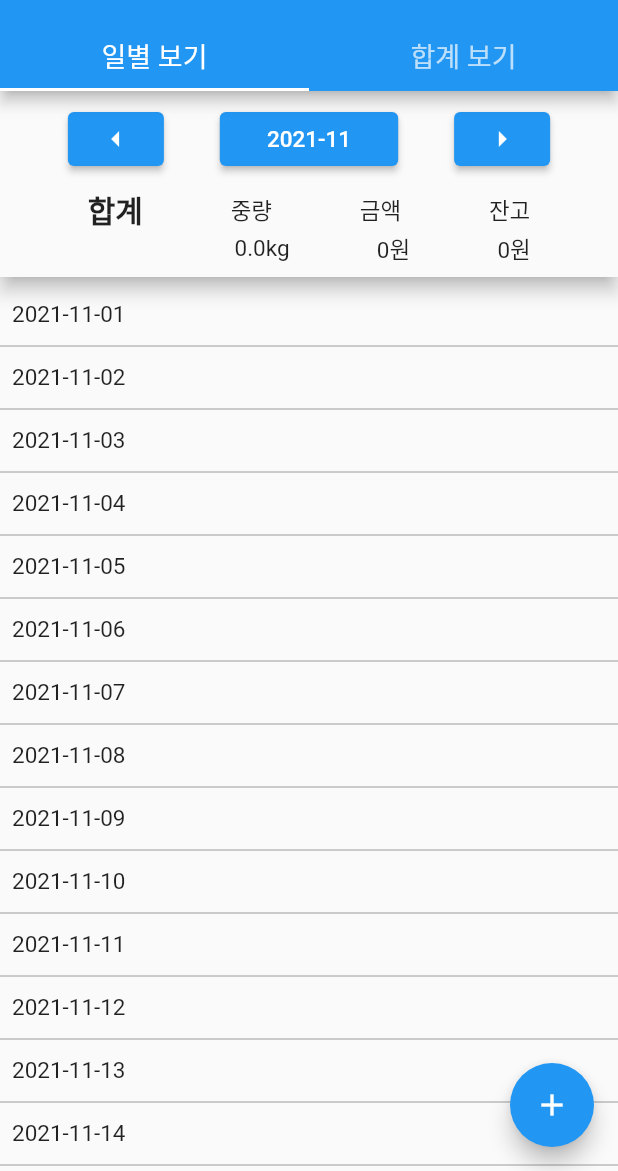
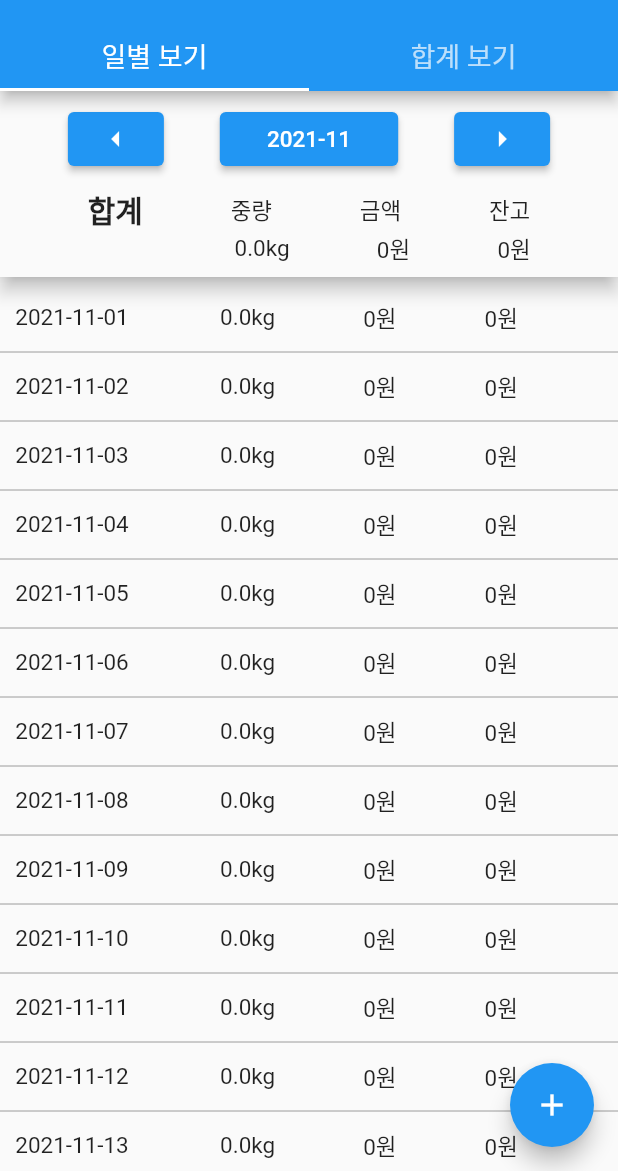
Before and after one commit to mbkim95/jokbal_manager_flutter, a Flutter app: the screen it shows after launch, on a phone screen of 412 x 824 dp, the part 65-1236 px from its top. Run offline on Flutter 3.47's test engine with Material 2 defaults, Android fonts, the phone set to English and light mode, and no system bars; our stand-ins replace month_picker_dialog.

Commit message:
Implement DailyListTile Layout

```diff
--- /dev/null
+++ b/lib/ui/daily_list_tile.dart
@@ -0,0 +1,81 @@
+import 'package:flutter/material.dart';
+
+class DailyListTile extends StatefulWidget {
+  final int maxDay;
+  final String month;
+  final int index;
+
+  const DailyListTile(
+      {required this.index,
+      required this.maxDay,
+      required this.month,
+      Key? key})
+      : super(key: key);
+
+  @override
+  _DailyListTileState createState() => _DailyListTileState();
+}
+
+class _DailyListTileState extends State<DailyListTile> {
+  bool _showChildLayout = false;
+
+  @override
+  Widget build(BuildContext context) {
+    int index = widget.index;
+
+    return GestureDetector(
+        onTap: () {
+          setState(() {
+            _showChildLayout = !_showChildLayout;
+          });
+        },
+        child: !_showChildLayout
+            ? _renderDailyText(_getDateText(), 0.0, 0, 0)
+            : Column(
+                children: [
+                  _renderDailyText(_getDateText(), 0.0, 0, 0),
+                  _renderDailyText('앞발', 0.0, 0, 0),
+                  _renderDailyText('뒷발', 0.0, 0, 0),
+                  _renderDailyText('혼합', 0.0, 0, 0),
+                ],
+              ));
+  }
+
+  Widget _renderDailyText(String title, double weight, int price, int deposit) {
+    int index = widget.index;
+    return Padding(
+      padding: index == 0
+          ? const EdgeInsets.only(top: 16, bottom: 4, left: 8, right: 8)
+          : index == widget.maxDay
+              ? const EdgeInsets.only(top: 4, bottom: 64, left: 8, right: 8)
+              : const EdgeInsets.symmetric(horizontal: 8, vertical: 4),
+      child: Row(
+        children: [
+          Container(
+              width: 80,
+              child: Text(
+                title,
+                textAlign: TextAlign.center,
+              )),
+          Expanded(
+            child: Row(
+              mainAxisAlignment: MainAxisAlignment.spaceEvenly,
+              children: [
+                Text('${weight}kg'),
+                Text('$price원'),
+                Text('$deposit원'),
+              ],
+            ),
+          ),
+        ],
+      ),
+    );
+  }
+
+  String _getDateText() {
+    int index = widget.index;
+    return index + 1 > 9
+        ? '${widget.month}-${index + 1}'
+        : '${widget.month}-0${index + 1}';
+  }
+}
--- a/lib/ui/main.dart
+++ b/lib/ui/main.dart
@@ -3,6 +3,7 @@ import 'package:flutter_localizations/flutter_localizations.dart';
 import 'package:intl/intl.dart';
 import 'package:jokbal_manager/model/order_entity.dart';
 import 'package:jokbal_manager/ui/add_order_dialog.dart';
+import 'package:jokbal_manager/ui/daily_list_tile.dart';
 import 'package:month_picker_dialog/month_picker_dialog.dart';
 
 void main() {
@@ -166,30 +167,13 @@ class _MyHomePageState extends State<MyHomePage>
               ),
             ),
             Expanded(
-              child: ListView.separated(
-                itemBuilder: (context, index) {
-                  return Padding(
-                    padding: index == 0
-                        ? const EdgeInsets.only(
-                            top: 16, bottom: 4, left: 8, right: 8)
-                        : index == 30
-                            ? const EdgeInsets.only(
-                                top: 4, bottom: 64, left: 8, right: 8)
-                            : const EdgeInsets.symmetric(
-                                horizontal: 8, vertical: 4),
-                    child: Text(index + 1 > 9
-                        ? '$month-${index + 1}'
-                        : '$month-0${index + 1}'),
-                  );
-                },
-                separatorBuilder: (context, index) =>
-                    const Divider(color: Colors.black38),
-                itemCount: maxDay,
-              ),
+              child: _renderList(),
             ),
           ],
         ),
-        Container()
+        Container(
+          color: Colors.grey,
+        )
       ]),
       floatingActionButton: _index == 0
           ? FloatingActionButton(
@@ -205,4 +189,15 @@ class _MyHomePageState extends State<MyHomePage>
           : null,
     );
   }
+
+  ListView _renderList() {
+    return ListView.separated(
+      itemBuilder: (context, index) {
+        return DailyListTile(index: index, month: month, maxDay: maxDay);
+      },
+      separatorBuilder: (context, index) =>
+          const Divider(color: Colors.black38),
+      itemCount: maxDay,
+    );
+  }
 }
```
